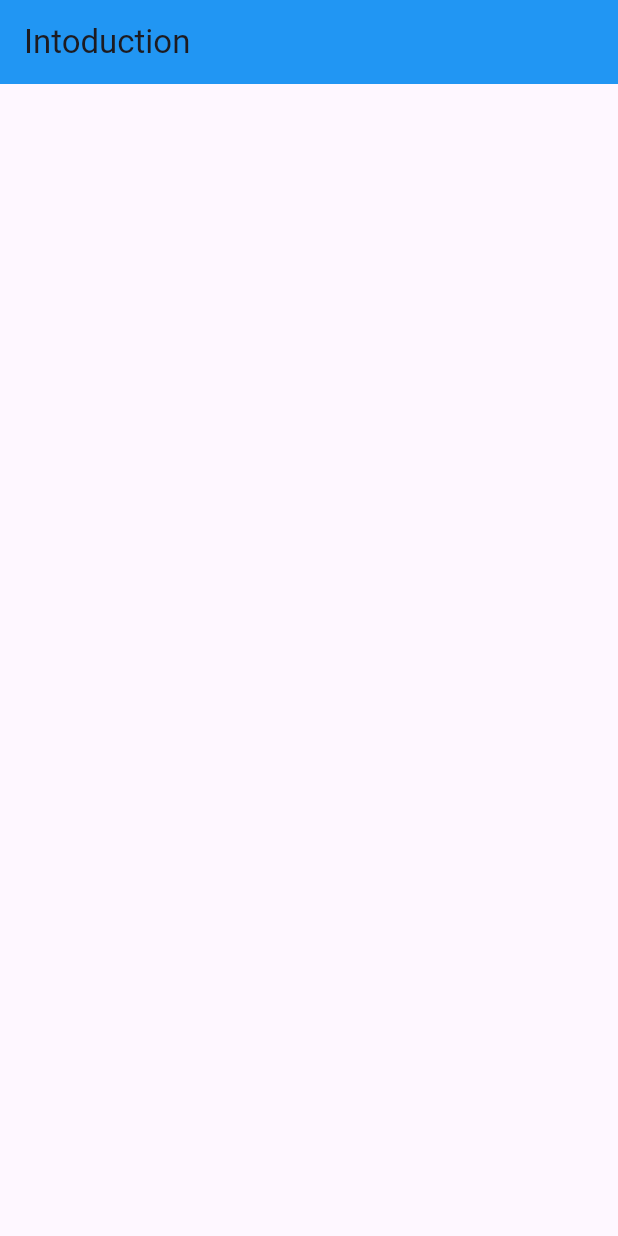
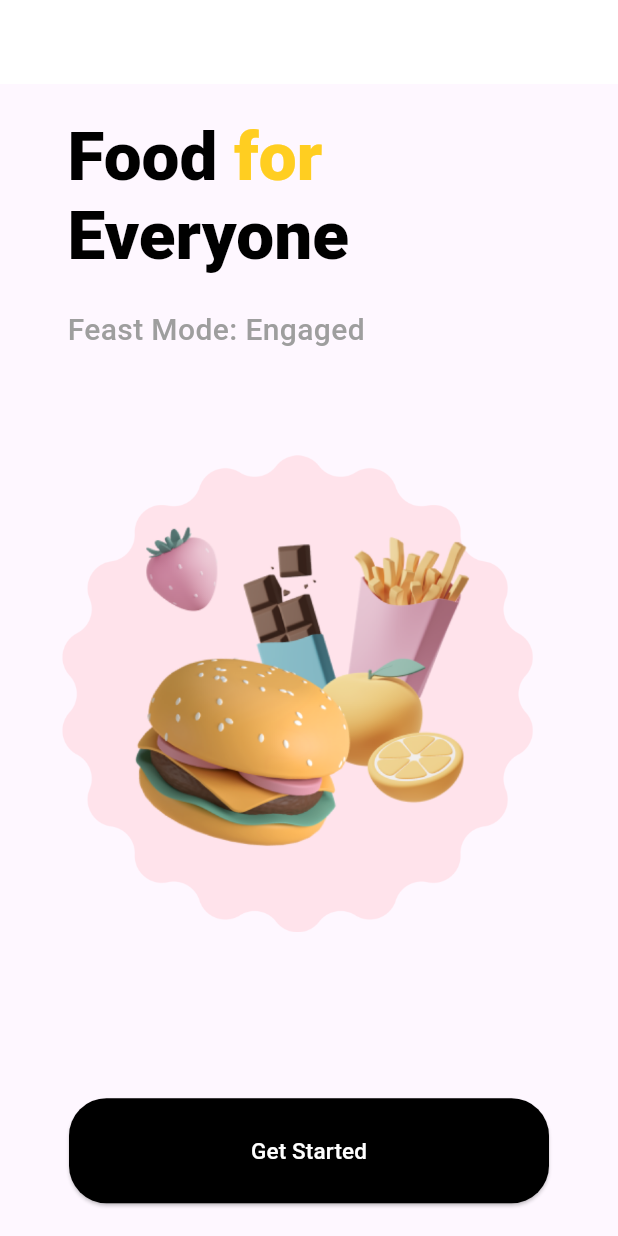
Before and after one commit to Priyanshg0211/FoodZing, a Flutter app: the screen it shows after launch, on a phone screen of 412 x 824 dp. Run offline on Flutter 3.47's test engine with Material 3 defaults, Android fonts, the phone set to English and light mode, and no system bars; Roboto replaces fonts that are missing (Poppins, SFPro).

Commit message:
done with the UI design of Intropage

```diff
--- a/lib/Screens/introduction.dart
+++ b/lib/Screens/introduction.dart
@@ -1,14 +1,105 @@
 import 'package:flutter/material.dart';
 
 class Intropage extends StatelessWidget {
-  const Intropage ({super.key});
+  const Intropage({super.key});
 
   @override
   Widget build(BuildContext context) {
     return Scaffold(
       appBar: AppBar(
-        title: Text('Intoduction'),
-        backgroundColor: Colors.blue,
+        backgroundColor: Colors.white,
+      ),
+      body: Column(
+        mainAxisAlignment: MainAxisAlignment.spaceEvenly,
+        crossAxisAlignment: CrossAxisAlignment.start,
+        children: [
+          Padding(
+            padding: const EdgeInsets.only(left: 45),
+            child: Container(
+              child: RichText(
+                text: TextSpan(
+                  children: [
+                    TextSpan(
+                      text: 'Food',
+                      style: TextStyle(
+                        fontFamily: 'SFPro',
+                        fontSize: 45.0,
+                        color: Colors.black,
+                        fontWeight: FontWeight.w900,
+                      ),
+                    ),
+                    TextSpan(
+                      text: ' for',
+                      style: TextStyle(
+                        fontFamily: 'SFPro',
+                        fontSize: 45.0,
+                        color: Color(0xFFFFCE21),
+                        fontWeight: FontWeight.w900,
+                      ),
+                    ),
+                    TextSpan(
+                      text: '\nEveryone',
+                      style: TextStyle(
+                          fontFamily: 'SFPro',
+                          fontSize: 45.0,
+                          color: Colors.black,
+                          fontWeight: FontWeight.w900),
+                    ),
+                  ],
+                ),
+              ),
+            ),
+          ),
+          Padding(
+            padding: const EdgeInsets.only(left: 45),
+            child: Container(
+              child: Text(
+                "Feast Mode: Engaged",
+                style: TextStyle(
+                  fontFamily: 'Poppins',
+                  fontSize: 20.0,
+                  fontWeight: FontWeight.w500,
+                  color: Colors.grey,
+                ),
+              ),
+            ),
+          ),
+          Center(
+            child: Container(
+              height: MediaQuery.of(context).size.height * 0.5,
+              width: MediaQuery.of(context).size.width * 0.8,
+              child: Image.asset('assets/images/food.png'),
+            ),
+          ),
+          SizedBox(
+            height: 20,
+          ),
+          Center(
+            child: MediaQuery(
+              data: MediaQuery.of(context).copyWith(),
+              child: ElevatedButton(
+                style: ElevatedButton.styleFrom(
+                  shape: RoundedRectangleBorder(
+                    borderRadius: BorderRadius.circular(25),
+                  ),
+                  fixedSize: Size(320, 70),
+                  backgroundColor: Colors.black,
+                ),
+                onPressed: () {
+                  print('The button is Pressed');
+                },
+                child: Text(
+                  'Get Started',
+                  style: TextStyle(
+                    fontFamily: 'Poppins',
+                    fontSize: 15.0,
+                    color: Colors.white,
+                  ),
+                ),
+              ),
+            ),
+          ),
+        ],
       ),
     );
   }
```
Also changed, not shown: pubspec.yaml (+11 -13 lines), assets/fonts/Poppins-Regular.ttf (added), assets/fonts/SF-Pro-Text-Heavy.otf (added), assets/images/food.png (added).
